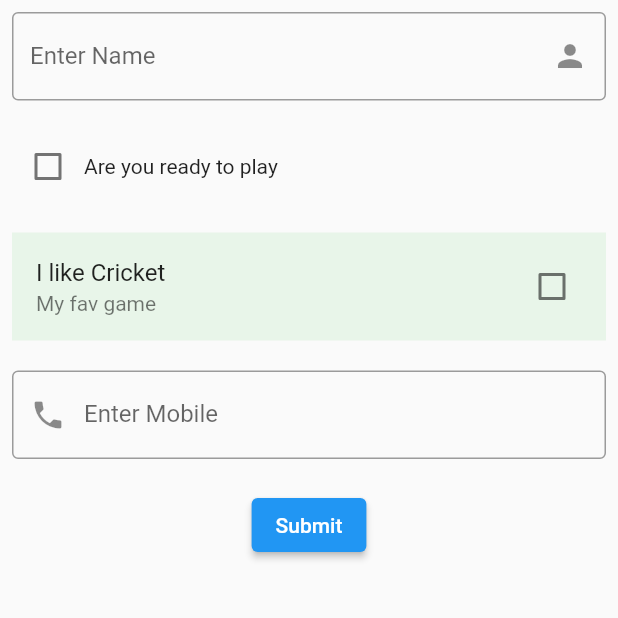
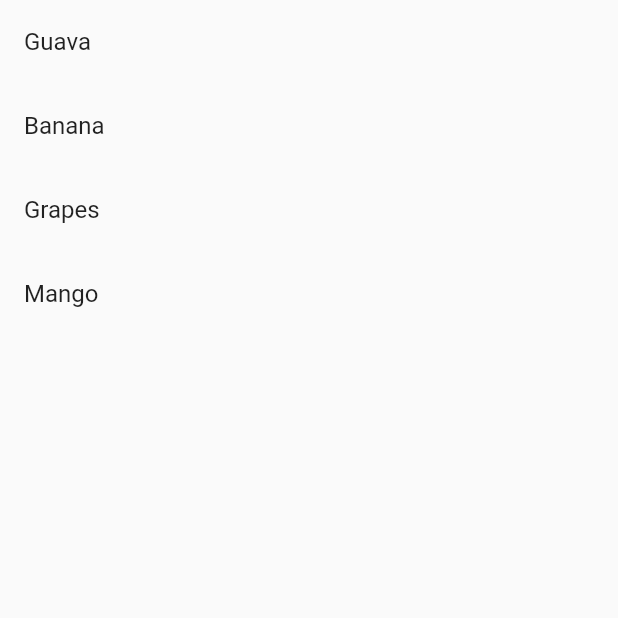
Before and after one commit to ranasunny581/projectone, a Flutter app: the screen it shows after launch, on a phone screen of 412 x 824 dp, the top half of it. Run offline on Flutter 3.47's test engine with Material 2 defaults, Android fonts, the phone set to English and light mode, and no system bars.

Commit message:
lecture flutter some more widgets

```diff
--- /dev/null
+++ b/lib/widgets/dissmissle.dart
@@ -0,0 +1,40 @@
+import 'package:flutter/material.dart';
+
+class MyDismissible extends StatefulWidget {
+  const MyDismissible({super.key});
+
+  @override
+  State<MyDismissible> createState() => _MyDismissibleState();
+}
+
+class _MyDismissibleState extends State<MyDismissible> {
+  List<String> item = [
+    "Guava","Banana","Grapes","Mango"
+  ];
+
+  @override
+  Widget build(BuildContext context) {
+    return Scaffold(
+      body: ListView.builder(
+          itemCount: item.length,
+          itemBuilder: (context, index) {
+            return Dismissible(
+              background: Container(
+                color: Colors.red,
+                child: Icon(Icons.delete),
+              ),
+              direction: DismissDirection.endToStart,
+              onDismissed: (direction){
+                setState(() {
+                  item.removeAt(index);
+                });
+              },
+              key: ValueKey<String>(item[index]),
+              child: ListTile(
+                title: Text(item[index]),
+              ),
+            );
+          })
+    );
+  }
+}
--- a/pubspec.yaml
+++ b/pubspec.yaml
@@ -59,9 +59,9 @@ flutter:
   uses-material-design: true
 
   # To add assets to your application, add an assets section, like this:
-  # assets:
-  #   - images/a_dot_burr.jpeg
-  #   - images/a_dot_ham.jpeg
+  assets:
+    - assets/images/
+
 
   # An image asset can refer to one or more resolution-specific "variants", see
   # https://flutter.dev/assets-and-images/#resolution-aware
```
Also changed, not shown: lib/main.dart (+3 -7 lines), lib/widgets/Cliprect.dart (added, +22 -0 lines), lib/widgets/Closebtn.dart (added, +19 -0 lines), lib/widgets/card.dart (added, +26 -0 lines), lib/widgets/colorfilter.dart (added, +17 -0 lines), lib/widgets/datepicker.dart (added, +56 -0 lines), lib/widgets/progindicator.dart (added, +17 -0 lines), assets/images/kohli.jpg (added).
